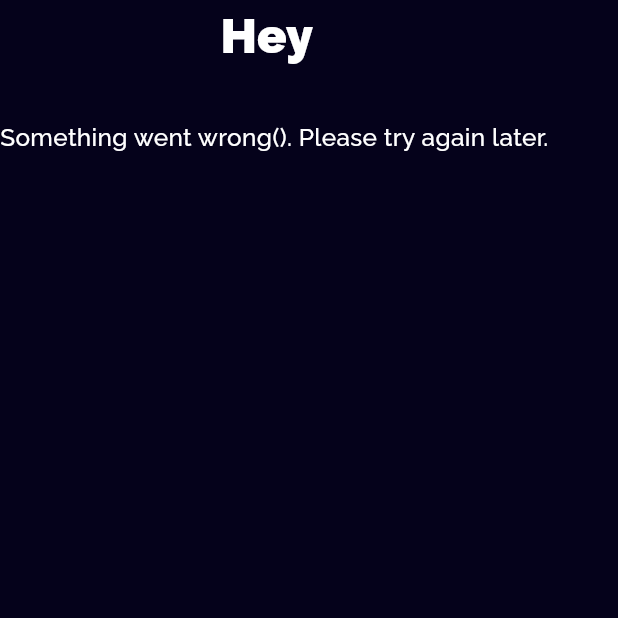
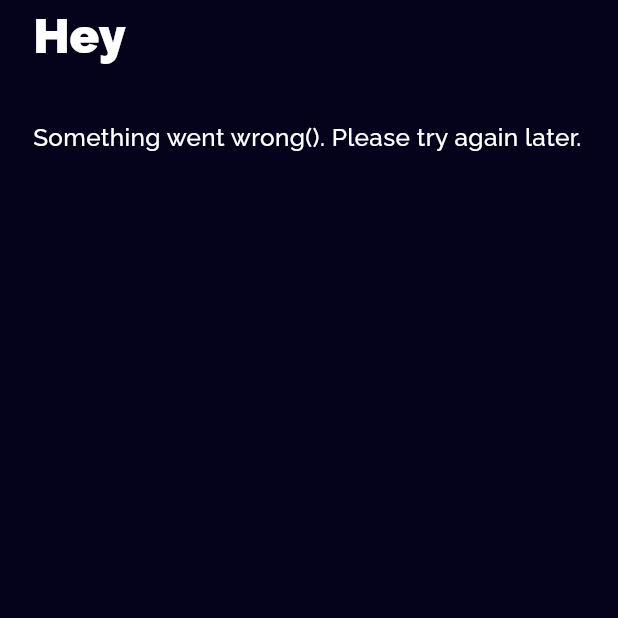
Before and after one commit to goldenal/blott, a Flutter app: the Errorpage screen opened directly with empty values, on a phone screen of 412 x 824 dp, the top half of it. Run offline on Flutter 3.47's test engine with Material 3 defaults, Android fonts, the phone set to English and light mode, and no system bars; our stand-ins replace cached_network_image, dio, firebase_core, firebase_messaging, flutter_riverpod, flutter_screenutil and 3 more; accounts and stored records are empty.

Commit message:
"Refactored ErrorPage widget: added Padding and maxLines/overflow to Text widget, and changed Column layout"

```diff
--- a/lib/util/errorPage.dart
+++ b/lib/util/errorPage.dart
@@ -6,7 +6,7 @@ import 'package:google_fonts/google_fonts.dart';
 
 class Errorpage extends ConsumerWidget {
   final String? txt;
-  const Errorpage({super.key,required this.txt});
+  const Errorpage({super.key, required this.txt});
 
   @override
   Widget build(BuildContext context, WidgetRef ref) {
@@ -14,10 +14,15 @@ class Errorpage extends ConsumerWidget {
     return Scaffold(
       backgroundColor: const Color(0xff05021B),
       body: SafeArea(
+        child: Padding(
+          padding: EdgeInsets.symmetric(horizontal: 20.w),
           child: Column(
+            crossAxisAlignment: CrossAxisAlignment.start,
             children: [
               Text(
                 "Hey ${model.retrieveName()} ",
+                maxLines: 1,
+                overflow: TextOverflow.ellipsis,
                 style: GoogleFonts.raleway(
                     fontSize: 32.sp,
                     color: Colors.white,
@@ -36,6 +41,7 @@ class Errorpage extends ConsumerWidget {
             ],
           ),
         ),
+      ),
     );
   }
 }
```
Lines whose indentation alone changed are shown as unchanged.
